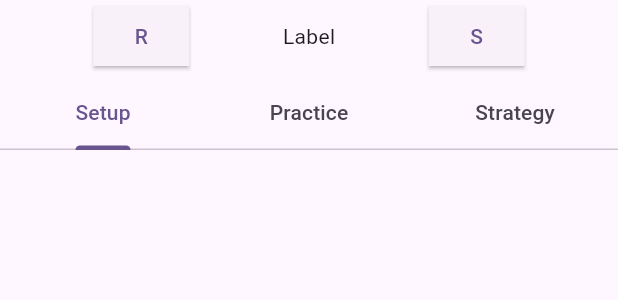
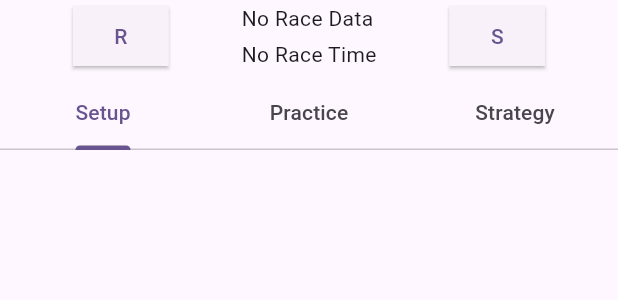
Before and after one commit to R0b0To/iGPan, a Flutter app: the Window2Content widget shown alone on an empty page, opened directly with empty values, on a phone screen of 412 x 824 dp. Shown: the top 300 px of the screen. Run offline on Flutter 3.47's test engine with Material 3 defaults, Android fonts, the phone set to English and light mode, and no system bars; drawn by our look-alikes of carousel_slider; our stand-ins replace cookie_jar, dio, dio_cookie_manager.

Commit message:
race label

```diff
--- a/lib/main.dart
+++ b/lib/main.dart
@@ -622,7 +622,21 @@ class _Window2ContentState extends State<Window2Content> with TickerProviderStat
                ),
               child: const Text('R'),
             ),
-            const Text('Label'),
+            Column(
+              crossAxisAlignment: CrossAxisAlignment.start,
+              children: [
+                Text(
+                  // Extract the race name by removing the img tag
+                  (widget.account.raceData?['vars']?['raceName'] as String?)
+                      ?.replaceAll(RegExp(r'<img[^>]*>'), '')
+                      .trim() ?? 'No Race Data',
+                ),
+                SizedBox(height: 4), // Add some spacing
+                Text(
+                  widget.account.raceData?['vars']?['raceTime'] ?? 'No Race Time',
+                ),
+              ],
+            ),
             ElevatedButton(
               onPressed: () {},
               style: ElevatedButton.styleFrom(
```
